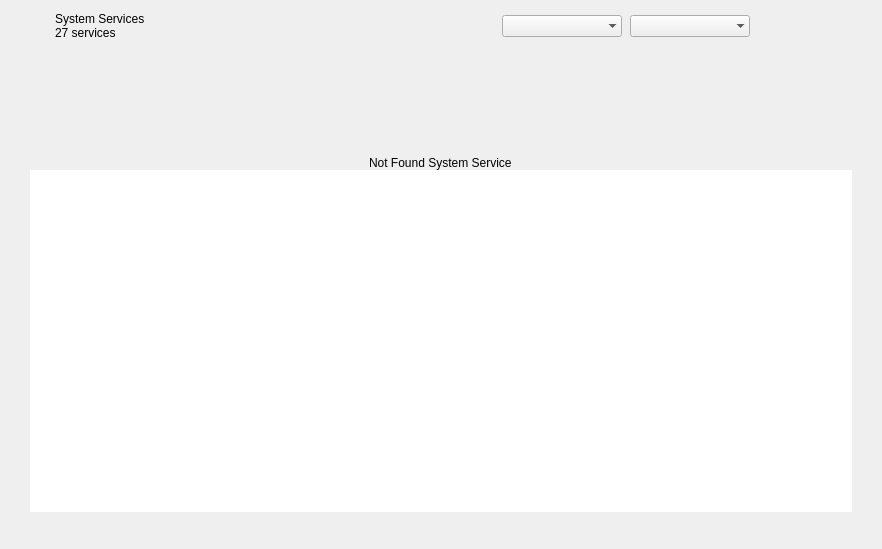
Before: the Qt Designer form shared/nexis/Pages/Services/services_page.ui in s4solutionsllc/Nexis, drawn with Qt 5.
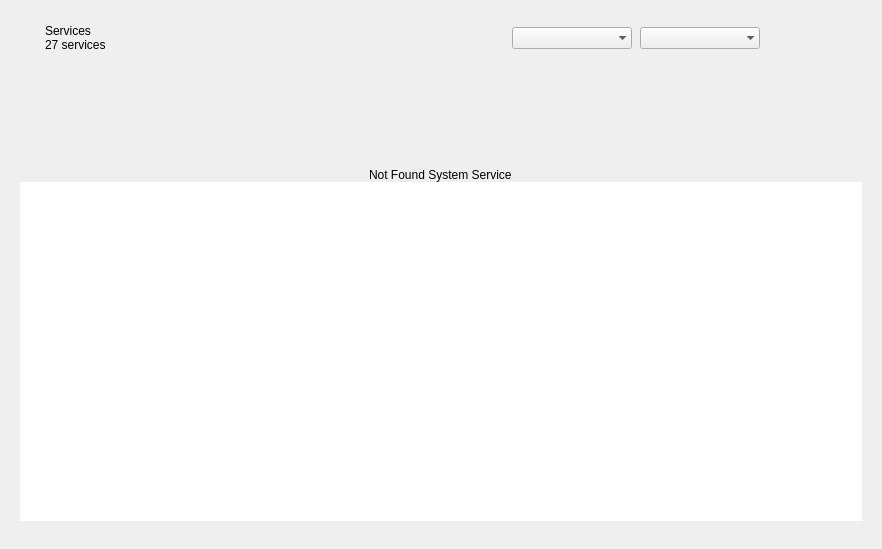
After: the same form once the commit is applied.

Commit message: refactor(ui): shared page scaffold and scoped transparent backgrounds

Diff of the .ui file:
```diff
--- a/shared/nexis/Pages/Services/services_page.ui
+++ b/shared/nexis/Pages/Services/services_page.ui
@@ -15,16 +15,16 @@
   </property>
   <layout class="QGridLayout" name="gridLayout">
    <property name="leftMargin">
-    <number>30</number>
+    <number>20</number>
    </property>
    <property name="topMargin">
-    <number>0</number>
+    <number>12</number>
    </property>
    <property name="rightMargin">
-    <number>30</number>
+    <number>20</number>
    </property>
    <property name="bottomMargin">
-    <number>25</number>
+    <number>16</number>
    </property>
    <property name="spacing">
     <number>8</number>
@@ -89,7 +89,7 @@
         <item alignment="Qt::AlignLeft|Qt::AlignVCenter">
          <widget class="QLabel" name="sectionHeaderTitle">
           <property name="text">
-           <string notr="true">System Services</string>
+           <string>Services</string>
           </property>
          </widget>
         </item>
```
The commit also changes 33 other files.
